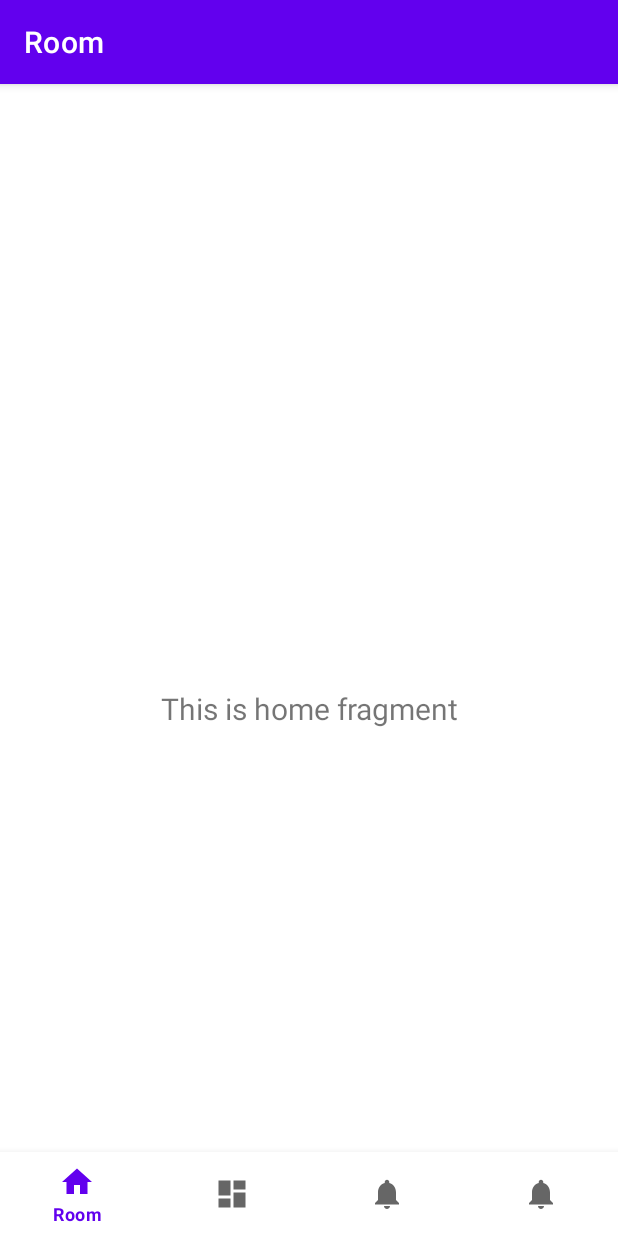
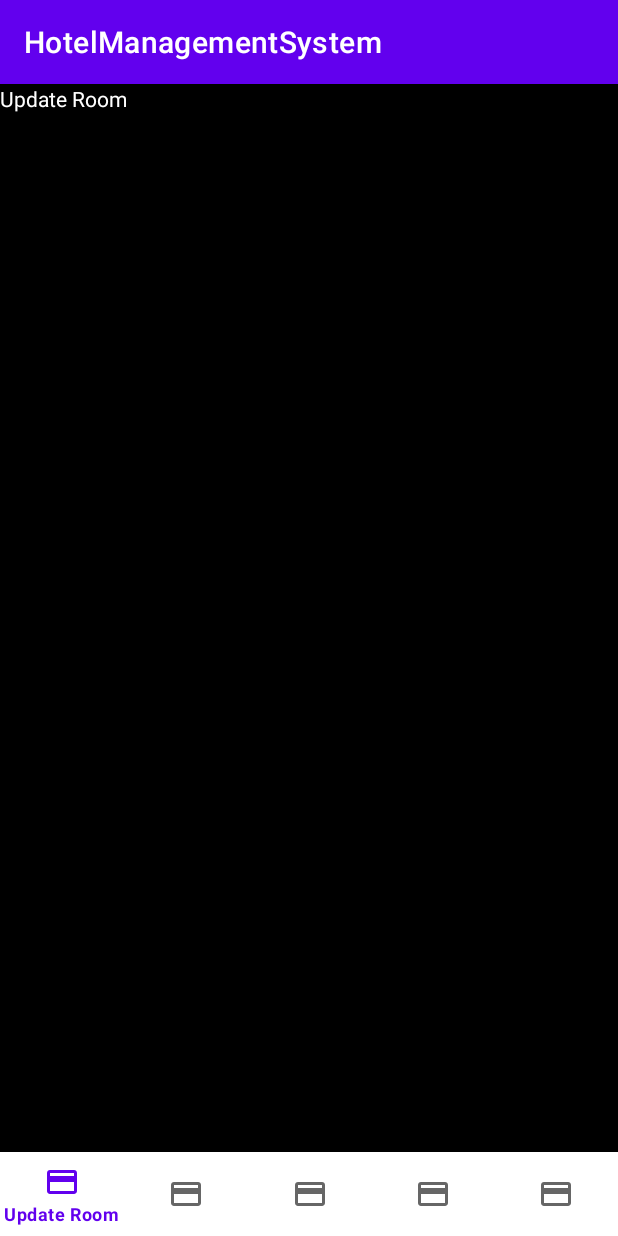
Before and after one commit to ShahabBngsh/HotelManagementApp, an Android app: the screen it shows after launch (CustomerNavigationActivity before the commit, ManagerNavigationActivity after it), on a phone screen of 412 x 824 dp. Run offline under Robolectric (Android 15) with nearby library versions, the phone set to English and light mode, and no system bars.

Commit message:
Manager Services designs are added

```diff
--- /dev/null
+++ b/app/src/main/java/com/shahab/hms/ManagerNavigationActivity.java
@@ -0,0 +1,53 @@
+package com.shahab.hms;
+
+import androidx.annotation.NonNull;
+import androidx.appcompat.app.AppCompatActivity;
+import androidx.fragment.app.Fragment;
+
+import android.content.Intent;
+import android.os.Bundle;
+import android.provider.MediaStore;
+import android.view.MenuItem;
+
+import com.google.android.material.bottomnavigation.BottomNavigationView;
+
+public class ManagerNavigationActivity extends AppCompatActivity {
+    private BottomNavigationView bottomNavView;
+    @Override
+    protected void onCreate(Bundle savedInstanceState) {
+        super.onCreate(savedInstanceState);
+        setContentView(R.layout.activity_manager_navigation);
+        bottomNavView=findViewById(R.id.bottomNav);
+        bottomNavView.setOnNavigationItemSelectedListener(bottomNavMethod);
+        getSupportFragmentManager().beginTransaction().replace(R.id.container,new RoomUpdateFragment()).commit();
+    }
+    private BottomNavigationView.OnNavigationItemSelectedListener bottomNavMethod=new BottomNavigationView.OnNavigationItemSelectedListener() {
+        @Override
+        public boolean onNavigationItemSelected(@NonNull MenuItem item) {
+
+            Fragment appFragment=null;
+            switch (item.getItemId()){
+                case R.id.roomUpdate:
+                    appFragment=new RoomUpdateFragment();
+                    break;
+                case R.id.packageUpdate:
+                    appFragment=new PackageUpdateFragment();
+                    break;
+                case R.id.customerDetail:
+                    appFragment=new CustomerDetailsFragment();
+                    break;
+                case R.id.duePayment:
+                    appFragment=new DuePaymentFragment();
+                    break;
+                case R.id.payments:
+                    appFragment=new PaymentFragment();
+                    break;
+//                case R.id.checkout:
+//                    appFragment=new CheckoutFragment();
+//                    break;
+            }
+            getSupportFragmentManager().beginTransaction().replace(R.id.container,appFragment).commit();
+            return true;
+        }
+    };
+}
--- /dev/null
+++ b/app/src/main/java/com/shahab/hms/RoomUpdateFragment.java
@@ -0,0 +1,64 @@
+package com.shahab.hms;
+
+import android.os.Bundle;
+
+import androidx.fragment.app.Fragment;
+
+import android.view.LayoutInflater;
+import android.view.View;
+import android.view.ViewGroup;
+
+/**
+ * A simple {@link Fragment} subclass.
+ * Use the {@link RoomUpdateFragment#newInstance} factory method to
+ * create an instance of this fragment.
+ */
+public class RoomUpdateFragment extends Fragment {
+
+    // TODO: Rename parameter arguments, choose names that match
+    // the fragment initialization parameters, e.g. ARG_ITEM_NUMBER
+    private static final String ARG_PARAM1 = "param1";
+    private static final String ARG_PARAM2 = "param2";
+
+    // TODO: Rename and change types of parameters
+    private String mParam1;
+    private String mParam2;
+
+    public RoomUpdateFragment() {
+        // Required empty public constructor
+    }
+
+    /**
+     * Use this factory method to create a new instance of
+     * this fragment using the provided parameters.
+     *
+     * @param param1 Parameter 1.
+     * @param param2 Parameter 2.
+     * @return A new instance of fragment RoomUpdateFragment.
+     */
+    // TODO: Rename and change types and number of parameters
+    public static RoomUpdateFragment newInstance(String param1, String param2) {
+        RoomUpdateFragment fragment = new RoomUpdateFragment();
+        Bundle args = new Bundle();
+        args.putString(ARG_PARAM1, param1);
+        args.putString(ARG_PARAM2, param2);
+        fragment.setArguments(args);
+        return fragment;
+    }
+
+    @Override
+    public void onCreate(Bundle savedInstanceState) {
+        super.onCreate(savedInstanceState);
+        if (getArguments() != null) {
+            mParam1 = getArguments().getString(ARG_PARAM1);
+            mParam2 = getArguments().getString(ARG_PARAM2);
+        }
+    }
+
+    @Override
+    public View onCreateView(LayoutInflater inflater, ViewGroup container,
+                             Bundle savedInstanceState) {
+        // Inflate the layout for this fragment
+        return inflater.inflate(R.layout.fragment_room_update, container, false);
+    }
+}
--- /dev/null
+++ b/app/src/main/res/drawable/payment.xml
@@ -0,0 +1,5 @@
+<vector android:height="24dp" android:tint="#EAEAEA"
+    android:viewportHeight="24" android:viewportWidth="24"
+    android:width="24dp" xmlns:android="http://schemas.android.com/apk/res/android">
+    <path android:fillColor="@android:color/white" android:pathData="M20,4L4,4c-1.11,0 -1.99,0.89 -1.99,2L2,18c0,1.11 0.89,2 2,2h16c1.11,0 2,-0.89 2,-2L22,6c0,-1.11 -0.89,-2 -2,-2zM20,18L4,18v-6h16v6zM20,8L4,8L4,6h16v2z"/>
+</vector>
--- /dev/null
+++ b/app/src/main/res/layout/activity_manager_navigation.xml
@@ -0,0 +1,21 @@
+<?xml version="1.0" encoding="utf-8"?>
+<RelativeLayout xmlns:android="http://schemas.android.com/apk/res/android"
+    xmlns:app="http://schemas.android.com/apk/res-auto"
+    xmlns:tools="http://schemas.android.com/tools"
+    android:layout_width="match_parent"
+    android:layout_height="match_parent"
+    tools:context=".ManagerNavigationActivity"
+    android:background="@color/black">
+    <FrameLayout
+        android:layout_width="match_parent"
+        android:layout_height="wrap_content"
+        android:id="@+id/container">
+    </FrameLayout>
+    <com.google.android.material.bottomnavigation.BottomNavigationView
+        android:layout_width="match_parent"
+        android:layout_height="wrap_content"
+        android:id="@+id/bottomNav"
+        android:layout_alignParentBottom="true"
+        app:menu="@menu/manager_menu">
+    </com.google.android.material.bottomnavigation.BottomNavigationView>
+</RelativeLayout>
--- /dev/null
+++ b/app/src/main/res/layout/fragment_room_update.xml
@@ -0,0 +1,16 @@
+<?xml version="1.0" encoding="utf-8"?>
+<FrameLayout xmlns:android="http://schemas.android.com/apk/res/android"
+    xmlns:tools="http://schemas.android.com/tools"
+    android:layout_width="match_parent"
+    android:layout_height="match_parent"
+    tools:context=".RoomUpdateFragment"
+    android:background="@color/black">
+
+    <!-- TODO: Update blank fragment layout -->
+    <TextView
+        android:layout_width="match_parent"
+        android:layout_height="match_parent"
+        android:text="Update Room"
+        android:textColor="@color/white"/>
+
+</FrameLayout>
--- /dev/null
+++ b/app/src/main/res/menu/manager_menu.xml
@@ -0,0 +1,28 @@
+<?xml version="1.0" encoding="utf-8"?>
+<menu xmlns:android="http://schemas.android.com/apk/res/android">
+    <item
+        android:id="@+id/roomUpdate"
+        android:title="Update Room"
+        android:icon="@drawable/payment"/>
+    <item
+        android:id="@+id/packageUpdate"
+        android:title="Update Package"
+        android:icon="@drawable/payment"/>
+    <item
+        android:id="@+id/customerDetail"
+        android:title="Customer Detail"
+        android:icon="@drawable/payment"/>
+    <item
+        android:id="@+id/duePayment"
+        android:title="Due Payment"
+        android:icon="@drawable/payment"/>
+    <item
+        android:id="@+id/payments"
+        android:title="Payment"
+        android:icon="@drawable/payment"/>
+<!--    <item-->
+<!--        android:id="@+id/checkout"-->
+<!--        android:title=""-->
+<!--        android:icon="@drawable/payment"/>-->
+
+</menu>
--- a/app/src/main/res/values/strings.xml
+++ b/app/src/main/res/values/strings.xml
@@ -4,4 +4,6 @@
     <string name="title_home">Home</string>
     <string name="title_dashboard">Dashboard</string>
     <string name="title_notifications">Notifications</string>
+    <!-- TODO: Remove or change this placeholder text -->
+    <string name="hello_blank_fragment">Hello blank fragment</string>
 </resources>
```
Also changed, not shown: app/src/main/AndroidManifest.xml (+5 -10 lines), app/src/main/java/com/shahab/hms/CheckoutFragment.java (added, +64 -0 lines), app/src/main/java/com/shahab/hms/CustomerDetailsFragment.java (added, +64 -0 lines), app/src/main/java/com/shahab/hms/DuePaymentFragment.java (added, +64 -0 lines), app/src/main/java/com/shahab/hms/PackageUpdateFragment.java (added, +64 -0 lines), app/src/main/java/com/shahab/hms/PaymentFragment.java (added, +64 -0 lines), app/src/main/res/layout/fragment_checkout.xml (added, +16 -0 lines), app/src/main/res/layout/fragment_customer_details.xml (added, +16 -0 lines), app/src/main/res/layout/fragment_due_payment.xml (added, +16 -0 lines), app/src/main/res/layout/fragment_package_update.xml (added, +16 -0 lines), app/src/main/res/layout/fragment_payment.xml (added, +16 -0 lines), 1 other file.
